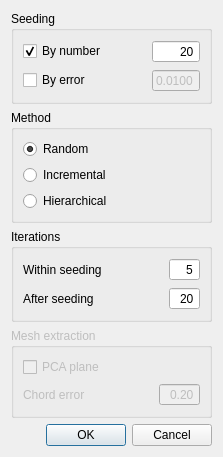
First picture: the form in Surface_mesh_approximation/demo/Surface_mesh_approximation/dialSettings.ui, repository rikba/cgal-public-dev, before the edit.
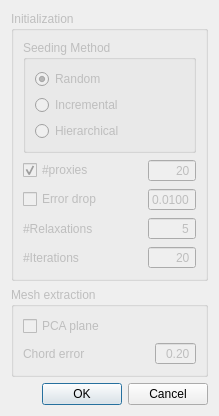
Second picture: the form after the edit.

The edit to the form file:
```diff
--- a/Surface_mesh_approximation/demo/Surface_mesh_approximation/dialSettings.ui
+++ b/Surface_mesh_approximation/demo/Surface_mesh_approximation/dialSettings.ui
@@ -6,8 +6,8 @@
    <rect>
     <x>0</x>
     <y>0</y>
-    <width>266</width>
-    <height>451</height>
+    <width>275</width>
+    <height>413</height>
    </rect>
   </property>
   <property name="windowTitle">
@@ -18,52 +18,81 @@
     <enum>QLayout::SetFixedSize</enum>
    </property>
    <item>
-    <widget class="QGroupBox" name="groupBox_2">
+    <widget class="QGroupBox" name="initialization">
+     <property name="enabled">
+      <bool>false</bool>
+     </property>
      <property name="title">
-      <string>Seeding</string>
+      <string>Initialization</string>
      </property>
+     <layout class="QVBoxLayout" name="verticalLayout_2">
+      <item>
+       <widget class="QGroupBox" name="groupBox">
+        <property name="title">
+         <string>Seeding Method</string>
+        </property>
+        <layout class="QVBoxLayout" name="verticalLayout_3">
+         <item>
+          <widget class="QRadioButton" name="method_random">
+           <property name="text">
+            <string>Random</string>
+           </property>
+           <property name="checked">
+            <bool>true</bool>
+           </property>
+          </widget>
+         </item>
+         <item>
+          <widget class="QRadioButton" name="method_incremental">
+           <property name="text">
+            <string>Incremental</string>
+           </property>
+          </widget>
+         </item>
+         <item>
+          <widget class="QRadioButton" name="method_hierarchical">
+           <property name="text">
+            <string>Hierarchical</string>
+           </property>
+          </widget>
+         </item>
+        </layout>
+       </widget>
+      </item>
+      <item>
      <layout class="QGridLayout" name="gridLayout_2">
-      <item row="0" column="0">
-       <widget class="QCheckBox" name="checkBox_number">
+        <item row="3" column="0">
+         <widget class="QLabel" name="label_2">
         <property name="text">
-         <string>By number</string>
-        </property>
-        <property name="checked">
-         <bool>true</bool>
-        </property>
-        <property name="autoExclusive">
-         <bool>true</bool>
+           <string>#Relaxations</string>
         </property>
        </widget>
       </item>
-      <item row="0" column="2">
-       <widget class="QSpinBox" name="NumSegments">
+        <item row="3" column="2">
+         <widget class="QSpinBox" name="relaxations">
         <property name="alignment">
          <set>Qt::AlignRight|Qt::AlignTrailing|Qt::AlignVCenter</set>
         </property>
         <property name="buttonSymbols">
          <enum>QAbstractSpinBox::NoButtons</enum>
         </property>
-        <property name="maximum">
-         <number>999</number>
-        </property>
         <property name="value">
-         <number>20</number>
+           <number>5</number>
         </property>
        </widget>
       </item>
-      <item row="1" column="0">
-       <widget class="QCheckBox" name="checkBox_error">
+        <item row="2" column="0">
+         <widget class="QCheckBox" name="cb_error_drop">
         <property name="text">
-         <string>By error</string>
+           <string>Error drop</string>
         </property>
         <property name="autoExclusive">
          <bool>true</bool>
         </property>
        </widget>
       </item>
-      <item row="1" column="2">
-       <widget class="QDoubleSpinBox" name="ErrorDrop">
+        <item row="2" column="2">
+         <widget class="QDoubleSpinBox" name="error_drop">
         <property name="enabled">
          <bool>false</bool>
         </property>
@@ -90,6 +119,35 @@
         </property>
        </widget>
       </item>
+        <item row="0" column="0">
+         <widget class="QCheckBox" name="cb_nb_of_proxies">
+          <property name="text">
+           <string>#proxies</string>
+          </property>
+          <property name="checked">
+           <bool>true</bool>
+          </property>
+          <property name="autoExclusive">
+           <bool>true</bool>
+          </property>
+         </widget>
+        </item>
+        <item row="0" column="2">
+         <widget class="QSpinBox" name="nb_of_proxies">
+          <property name="alignment">
+           <set>Qt::AlignRight|Qt::AlignTrailing|Qt::AlignVCenter</set>
+          </property>
+          <property name="buttonSymbols">
+           <enum>QAbstractSpinBox::NoButtons</enum>
+          </property>
+          <property name="maximum">
+           <number>999</number>
+          </property>
+          <property name="value">
+           <number>20</number>
+          </property>
+         </widget>
+        </item>
       <item row="0" column="1">
        <spacer name="horizontalSpacer_2">
         <property name="orientation">
@@ -103,77 +161,15 @@
         </property>
        </spacer>
       </item>
-     </layout>
-    </widget>
-   </item>
-   <item>
-    <widget class="QGroupBox" name="groupBox">
-     <property name="title">
-      <string>Method</string>
-     </property>
-     <layout class="QVBoxLayout" name="verticalLayout_3">
-      <item>
-       <widget class="QRadioButton" name="InitRandom">
-        <property name="text">
-         <string>Random</string>
-        </property>
-        <property name="checked">
-         <bool>true</bool>
-        </property>
-       </widget>
-      </item>
-      <item>
-       <widget class="QRadioButton" name="InitIncremental">
-        <property name="text">
-         <string>Incremental</string>
-        </property>
-       </widget>
-      </item>
-      <item>
-       <widget class="QRadioButton" name="InitHierarchical">
-        <property name="text">
-         <string>Hierarchical</string>
-        </property>
-       </widget>
-      </item>
-     </layout>
-    </widget>
-   </item>
-   <item>
-    <widget class="QGroupBox" name="groupBox_3">
-     <property name="title">
-      <string>Iterations</string>
-     </property>
-     <layout class="QGridLayout" name="gridLayout_3">
-      <item row="0" column="1">
-       <spacer name="horizontalSpacer_3">
-        <property name="orientation">
-         <enum>Qt::Horizontal</enum>
-        </property>
-        <property name="sizeHint" stdset="0">
-         <size>
-          <width>40</width>
-          <height>20</height>
-         </size>
-        </property>
-       </spacer>
-      </item>
-      <item row="0" column="0">
-       <widget class="QLabel" name="label_2">
-        <property name="text">
-         <string>Within seeding</string>
-        </property>
-       </widget>
-      </item>
-      <item row="1" column="0">
+        <item row="4" column="0">
        <widget class="QLabel" name="label">
         <property name="text">
-         <string>After seeding</string>
+           <string>#Iterations</string>
         </property>
        </widget>
       </item>
-      <item row="1" column="2">
-       <widget class="QSpinBox" name="NumIterations">
+        <item row="4" column="2">
+         <widget class="QSpinBox" name="iterations">
         <property name="alignment">
          <set>Qt::AlignRight|Qt::AlignTrailing|Qt::AlignVCenter</set>
         </property>
@@ -188,18 +184,7 @@
         </property>
        </widget>
       </item>
-      <item row="0" column="2">
-       <widget class="QSpinBox" name="NumInnerIterations">
-        <property name="alignment">
-         <set>Qt::AlignRight|Qt::AlignTrailing|Qt::AlignVCenter</set>
-        </property>
-        <property name="buttonSymbols">
-         <enum>QAbstractSpinBox::NoButtons</enum>
-        </property>
-        <property name="value">
-         <number>5</number>
-        </property>
-       </widget>
+       </layout>
       </item>
      </layout>
     </widget>
```
Left out of the diff: 8 changed lines with no effect on the pictures. Lines whose indentation alone changed are shown as unchanged.
